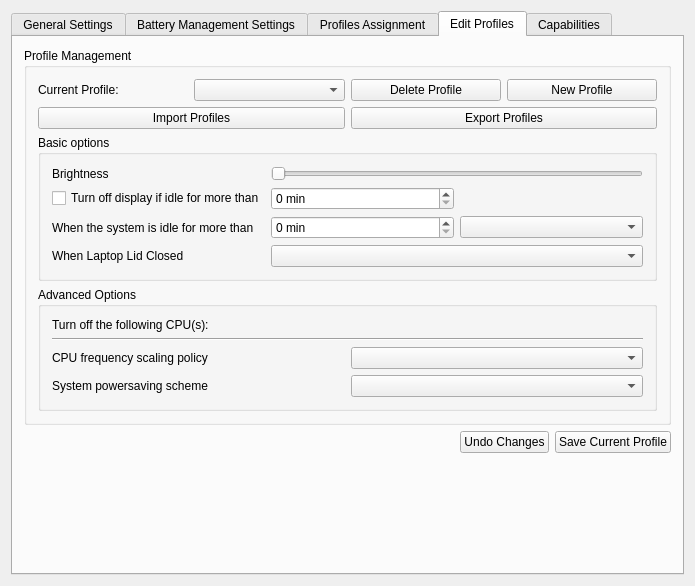
Qt form kcmodule/dialog.ui (KDE/powerdevil) before a commit.
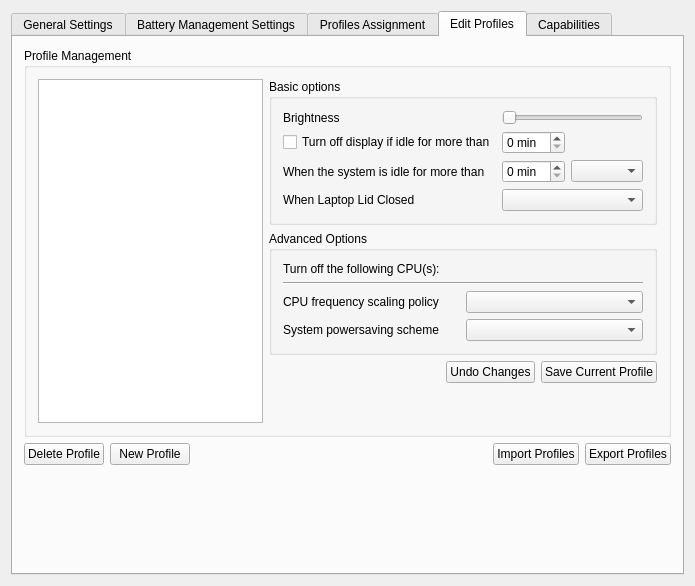
The same form after that commit. The open tabs and pages were chosen to show the change. Custom widgets are drawn as their Qt base class.

Commit message: New layout for profiles, and new polling system. Kudos to Lithium and KDE4Powersave for the idea.

```diff
--- a/kcmodule/dialog.ui
+++ b/kcmodule/dialog.ui
@@ -334,51 +334,19 @@
          </property>
          <layout class="QVBoxLayout" name="verticalLayout_6" >
           <item>
-           <layout class="QHBoxLayout" name="horizontalLayout" >
+           <layout class="QHBoxLayout" name="horizontalLayout_6" >
             <item>
-             <widget class="QLabel" name="label_6" >
-              <property name="text" >
-               <string>Current Profile:</string>
+             <widget class="KListWidget" name="profilesList" >
+              <property name="maximumSize" >
+               <size>
+                <width>370</width>
+                <height>16777215</height>
+               </size>
               </property>
              </widget>
             </item>
             <item>
-             <widget class="KComboBox" name="profileEditBox" />
-            </item>
-            <item>
-             <widget class="KPushButton" name="deleteProfile" >
-              <property name="text" >
-               <string>Delete Profile</string>
-              </property>
-             </widget>
-            </item>
-            <item>
-             <widget class="KPushButton" name="newProfile" >
-              <property name="text" >
-               <string>New Profile</string>
-              </property>
-             </widget>
-            </item>
-           </layout>
-          </item>
-          <item>
-           <layout class="QHBoxLayout" name="horizontalLayout_4" >
-            <item>
-             <widget class="KPushButton" name="importButton" >
-              <property name="text" >
-               <string>Import Profiles</string>
-              </property>
-             </widget>
-            </item>
-            <item>
-             <widget class="KPushButton" name="exportButton" >
-              <property name="text" >
-               <string>Export Profiles</string>
-              </property>
-             </widget>
-            </item>
-           </layout>
-          </item>
+             <layout class="QVBoxLayout" name="verticalLayout_2" >
           <item>
            <widget class="QGroupBox" name="groupBox_2" >
             <property name="title" >
@@ -472,14 +440,14 @@
              <item row="2" column="2" >
               <widget class="KComboBox" name="idleCombo" />
              </item>
-             <item row="4" column="0" >
+                 <item row="3" column="0" >
               <widget class="QLabel" name="label_7" >
                <property name="text" >
                 <string>When Laptop Lid Closed</string>
                </property>
               </widget>
              </item>
-             <item row="4" column="1" colspan="2" >
+                 <item row="3" column="1" colspan="2" >
               <widget class="KComboBox" name="laptopClosedCombo" />
              </item>
             </layout>
@@ -545,9 +513,6 @@
             </layout>
            </widget>
           </item>
-         </layout>
-        </widget>
-       </item>
        <item>
         <layout class="QHBoxLayout" name="horizontalLayout_5" >
          <item>
@@ -593,6 +558,71 @@
         </spacer>
        </item>
       </layout>
+            </item>
+           </layout>
+          </item>
+         </layout>
+        </widget>
+       </item>
+       <item>
+        <layout class="QHBoxLayout" name="horizontalLayout" >
+         <item>
+          <widget class="KPushButton" name="deleteProfile" >
+           <property name="text" >
+            <string>Delete Profile</string>
+           </property>
+          </widget>
+         </item>
+         <item>
+          <widget class="KPushButton" name="newProfile" >
+           <property name="text" >
+            <string>New Profile</string>
+           </property>
+          </widget>
+         </item>
+         <item>
+          <spacer name="horizontalSpacer_4" >
+           <property name="orientation" >
+            <enum>Qt::Horizontal</enum>
+           </property>
+           <property name="sizeHint" stdset="0" >
+            <size>
+             <width>40</width>
+             <height>20</height>
+            </size>
+           </property>
+          </spacer>
+         </item>
+         <item>
+          <widget class="KPushButton" name="importButton" >
+           <property name="text" >
+            <string>Import Profiles</string>
+           </property>
+          </widget>
+         </item>
+         <item>
+          <widget class="KPushButton" name="exportButton" >
+           <property name="text" >
+            <string>Export Profiles</string>
+           </property>
+          </widget>
+         </item>
+        </layout>
+       </item>
+       <item>
+        <spacer name="verticalSpacer_6" >
+         <property name="orientation" >
+          <enum>Qt::Vertical</enum>
+         </property>
+         <property name="sizeHint" stdset="0" >
+          <size>
+           <width>20</width>
+           <height>40</height>
+          </size>
+         </property>
+        </spacer>
+       </item>
+      </layout>
      </widget>
      <widget class="QWidget" name="tab_9" >
       <attribute name="title" >
@@ -781,6 +811,11 @@
    <extends>QSpinBox</extends>
    <header>knuminput.h</header>
   </customwidget>
+  <customwidget>
+   <class>KListWidget</class>
+   <extends>QListWidget</extends>
+   <header>klistwidget.h</header>
+  </customwidget>
   <customwidget>
    <class>KPushButton</class>
    <extends>QPushButton</extends>
```
Left out of the diff: 4 changed lines with no effect on the pictures. Lines whose indentation alone changed are shown as unchanged. The commit also changes 4 other files.
